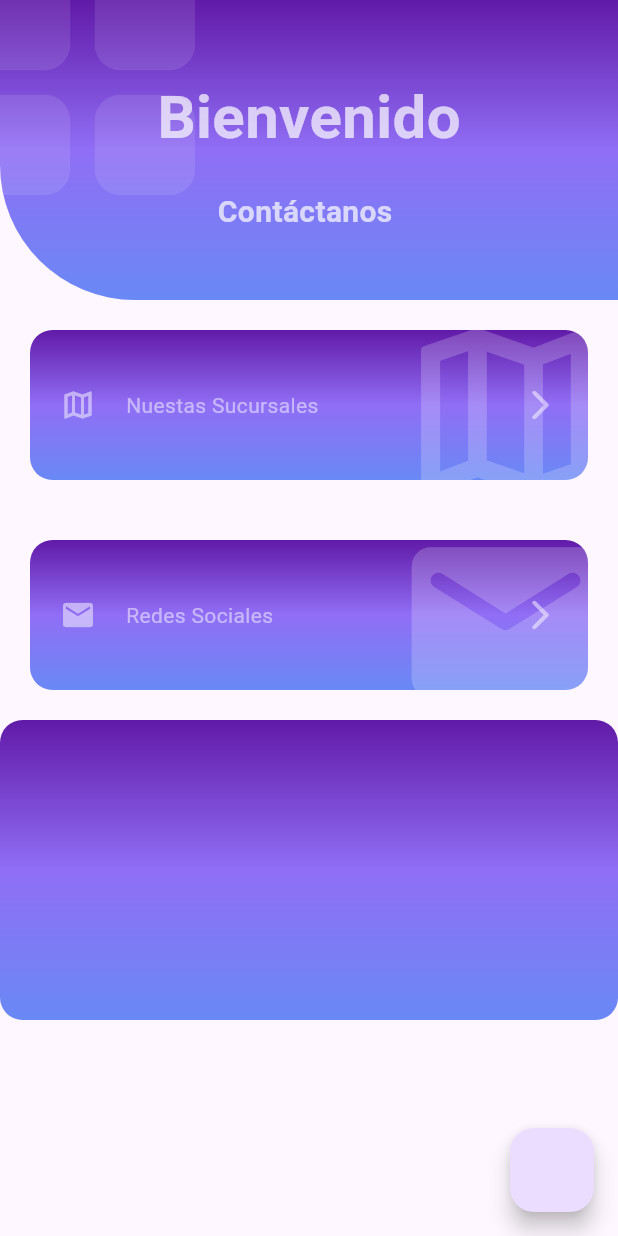
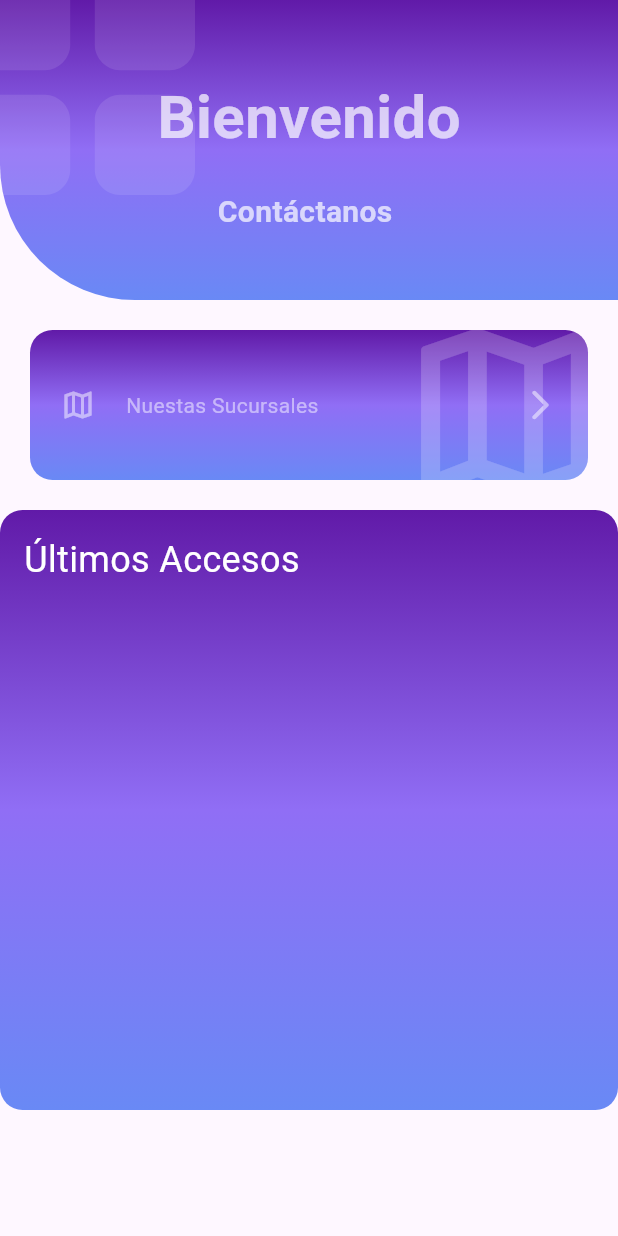
Before and after one commit to ZoeCandelaGonzalez/LoginMaps, a Flutter app: the HomeScreen screen opened by its route, on a phone screen of 412 x 824 dp. Run offline on Flutter 3.47's test engine with Material 2 defaults, Android fonts, the light colour scheme and no system bars; our stand-ins replace firebase_auth, firebase_core, go_router, google_maps_flutter, isar; accounts and stored records are empty; generated files the repository leaves out were written again.

Commit message:
app terminada

```diff
--- a/lib/database/user.dart
+++ b/lib/database/user.dart
@@ -16,9 +16,6 @@ class UserDao {
 
   }
 
-  // Future<bool> deleteOne(User user) async {
-  //   return isar!.writeTxn(() => isar!.users.delete(user.id));
-  // }
 
   Future<int> upsert(User user) async {
     return isar!.writeTxn(() => isar!.users.put(user));
--- a/lib/router/router.dart
+++ b/lib/router/router.dart
@@ -20,7 +20,7 @@ routes: [
 
   GoRoute(
   path: '/singup',
-  builder: (context, state) =>  SignUpScreen() ),
+  builder: (context, state) =>  const SignUpScreen() ),
 
    GoRoute(
   path: '/home',
--- a/lib/screens/home_screen.dart
+++ b/lib/screens/home_screen.dart
@@ -1,15 +1,10 @@
 import 'dart:developer';
 
-import 'package:firebase_auth/firebase_auth.dart';
 import 'package:flutter/material.dart';
 import 'package:go_router/go_router.dart';
 
 import '../database/user.dart';
 import '../models/user.dart' as modelo;
-
-
-
-
 
 class HomeScreen extends StatefulWidget {
   const HomeScreen({super.key});
@@ -20,7 +15,6 @@ class HomeScreen extends StatefulWidget {
 
 class _HomeScreenState extends State<HomeScreen> {
 
-  final GlobalKey<ScaffoldState> _scaffoldKey = new GlobalKey<ScaffoldState>();
   final dao = UserDao();
    List <modelo.User> users = [];
 
@@ -41,25 +35,16 @@ class _HomeScreenState extends State<HomeScreen> {
   @override
   Widget build(BuildContext context) {
     return Scaffold(
-      key: _scaffoldKey,
-      floatingActionButton: FloatingActionButton(onPressed: ()=> _scaffoldKey.currentState?.openDrawer(),),
-      drawer: Drawer(
-        child: Container(
-          height: 150,
-          color: Colors.red,
-          child: Text('Soy un drawer'),
-        ),
-      ),
 
       body: Stack(
         children: [
         Container(
-          margin: EdgeInsets.only(top: 200),
+          margin: const EdgeInsets.only(top: 200),
           child: ListView(
             children: [
 
-          BotonesContacto(),
-          _Instagram(),
+          const BotonesContacto(),
+
             UltimosAccesos(
               usuarios: users,
             ),
@@ -68,7 +53,7 @@ class _HomeScreenState extends State<HomeScreen> {
         ),
 
 
-        Header(
+        const Header(
 
         ),
 
@@ -79,27 +64,22 @@ class _HomeScreenState extends State<HomeScreen> {
     );
   }
 }
-
 class UltimosAccesos extends StatelessWidget {
   const UltimosAccesos({
-    super.key, required this.usuarios,
-  });
+    Key? key,
+    required this.usuarios,
+  }) : super(key: key);
 
   final List<modelo.User> usuarios;
 
   @override
   Widget build(BuildContext context) {
     return Container(
-      height: 200,
+      height: 400,
       width: double.infinity,
-      child: ListView(
-        children: [
-          ...usuarios.map((e) => Text(e.name))
-        ],
-      ),
-       decoration:  BoxDecoration(
+      decoration: BoxDecoration(
         borderRadius: BorderRadius.circular(15),
-       gradient: LinearGradient(
+        gradient: const LinearGradient(
           colors: [
             Color.fromARGB(255, 97, 26, 168),
             Color(0xff906EF5),
@@ -108,11 +88,55 @@ class UltimosAccesos extends StatelessWidget {
           begin: Alignment.topCenter,
           end: Alignment.bottomCenter,
         ),
-    ) );
+      ),
+      child: Column(
+        crossAxisAlignment: CrossAxisAlignment.start,
+        children: [
+          const Padding(
+            padding: EdgeInsets.symmetric(horizontal: 16, vertical: 16),
+            child: Text(
+              'Últimos Accesos',
+              style: TextStyle(fontSize: 24, color: Colors.white),
+            ),
+          ),
+          Expanded(
+            child: ListView(
+              padding: const EdgeInsets.symmetric(horizontal: 16),
+              children: usuarios.map((e) {
+                return Container(
+                  margin: const EdgeInsets.only(bottom: 16),
+                  child: Row(
+                    children: [
+                      Expanded(
+                        child: Padding(
+                          padding: const EdgeInsets.only(left: 16),
+                          child: Column(
+                            crossAxisAlignment: CrossAxisAlignment.start,
+                            children: [
+                              Text(
+                                '${e.name} ${e.apellido}',
+                                style: TextStyle(fontSize: 24, color: Colors.white.withOpacity(0.5)),
+                              ),
 
+                            ],
+                          ),
+                        ),
+                      ),
+                      Padding(
+                        padding: const EdgeInsets.only(right: 16),
+                        child: Icon(Icons.supervised_user_circle, color: Colors.white.withOpacity(0.2))
+                      ),
+                    ],
+                  ),
+                );
+              }).toList(),
+            ),
+          ),
+        ],
+      ),
+    );
   }
 }
-
 
 
 class Header extends StatelessWidget {
@@ -123,7 +147,7 @@ class Header extends StatelessWidget {
     return Stack(
 
       children: [
-        _HeaderBackground(),
+        const _HeaderBackground(),
 
         Positioned(
           top: -45,
@@ -134,14 +158,14 @@ class Header extends StatelessWidget {
 
             Column(
               children: [
-                SizedBox(
+                const SizedBox(
                  height: 50,
                  width: double.infinity,
                 ),
                 Text('Bienvenido', style: TextStyle(fontSize: 40, color: Colors.white.withOpacity(0.7), fontWeight: FontWeight.bold),),
-                SizedBox( height: 20,),
+                const SizedBox( height: 20,),
                 Text('Contáctanos ', style: TextStyle(fontSize: 20, color: Colors.white.withOpacity(0.7), fontWeight: FontWeight.bold),),
-                SizedBox( height: 20,),
+                const SizedBox( height: 20,),
 
               ],
 
@@ -153,16 +177,14 @@ class Header extends StatelessWidget {
 }
 
 class _HeaderBackground extends StatelessWidget {
-  const _HeaderBackground({
-    super.key,
-  });
+  const _HeaderBackground();
 
   @override
   Widget build(BuildContext context) {
     return Container(
       width: double.infinity,
       height: 200,
-      decoration:  BoxDecoration(
+      decoration:  const BoxDecoration(
         borderRadius: BorderRadius.only(bottomLeft: Radius.circular(90)),
        gradient: LinearGradient(
             colors: [
@@ -192,20 +214,20 @@ class BotonesContacto extends StatelessWidget {
       child: Stack
       (children: [
 
-        _BotonMapa(),
+        const _BotonMapa(),
         Row(
           mainAxisAlignment: MainAxisAlignment.center,
           children: [
-            SizedBox(
+            const SizedBox(
               height: 140,
               width: 40,
             ),
             Icon(Icons.map_outlined, color: Colors.white.withOpacity(0.5),),
-            SizedBox(width: 20),
+            const SizedBox(width: 20),
             Expanded(child: Text('Nuestas Sucursales', style: TextStyle(color: Colors.white.withOpacity(0.5)),
             )),
             Icon(Icons.arrow_forward_ios_rounded, color: Colors.white.withOpacity(0.5),),
-            SizedBox(width: 40)
+            const SizedBox(width: 40)
           ],
          ),
 
@@ -217,68 +239,20 @@ class BotonesContacto extends StatelessWidget {
   }
 }
 
-class _Instagram extends StatelessWidget {
-  const _Instagram({
-    super.key,
-  });
 
-  @override
-  Widget build(BuildContext context) {
-    return Stack
-    (children: [
 
-      _RedesSociales(),
-      Row(
-        mainAxisAlignment: MainAxisAlignment.center,
-        children: [
-          SizedBox(
-            height: 140,
-            width: 40,
-          ),
-          Icon(Icons.email, color: Colors.white.withOpacity(0.5),),
-          SizedBox(width: 20),
-          Expanded(child: Text('Redes Sociales', style: TextStyle(color: Colors.white.withOpacity(0.5)),
-          )),
-          Icon(Icons.arrow_forward_ios_rounded, color: Colors.white.withOpacity(0.5),),
-          SizedBox(width: 40)
-        ],
-       ),
-
-    ]
-
-    );
-
-  }
-}
-
-class _RedesSociales extends StatelessWidget {
-  const _RedesSociales({
-    super.key,
-  });
-
+class _BotonMapa extends StatelessWidget {
+  const _BotonMapa();
 
   @override
   Widget build(BuildContext context) {
     return Container(
-      child: ClipRRect(
-        borderRadius: BorderRadius.circular(15),
-        child: Stack(
-          children: [
-            Positioned(
-              right:- 20,
-              top:-20,
-              child: Icon(Icons.email_rounded, size:  150, color: Colors.white.withOpacity(0.2))
-            ),
-             ],
-        ),
-      ),
-
       width: double.infinity,
       height: 100,
-      margin: EdgeInsets.all(20),
+      margin: const EdgeInsets.all(20),
       decoration: BoxDecoration(
         borderRadius: BorderRadius.circular(15),
-        gradient:  LinearGradient(
+        gradient:  const LinearGradient(
             colors: [
               Color.fromARGB(255, 97, 26, 168),
               Color(0xff906EF5),
@@ -287,20 +261,7 @@ class _RedesSociales extends StatelessWidget {
             begin: Alignment.topCenter,
             end: Alignment.bottomCenter,
           ),
-      )
-    );
-  }
-}
-
-
-class _BotonMapa extends StatelessWidget {
-  const _BotonMapa({
-    super.key,
-  });
-
-  @override
-  Widget build(BuildContext context) {
-    return Container(
+      ),
       child: ClipRRect(
         borderRadius: BorderRadius.circular(15),
         child: Stack(
@@ -312,22 +273,6 @@ class _BotonMapa extends StatelessWidget {
             ),
              ],
         ),
-      ),
-
-      width: double.infinity,
-      height: 100,
-      margin: EdgeInsets.all(20),
-      decoration: BoxDecoration(
-        borderRadius: BorderRadius.circular(15),
-        gradient:  LinearGradient(
-            colors: [
-              Color.fromARGB(255, 97, 26, 168),
-              Color(0xff906EF5),
-              Color(0xff6989F5),
-            ],
-            begin: Alignment.topCenter,
-            end: Alignment.bottomCenter,
-          ),
       )
     );
   }
--- a/lib/screens/mapa_screen.dart
+++ b/lib/screens/mapa_screen.dart
@@ -15,13 +15,13 @@ class MapaScreen extends StatefulWidget {
 
 class _MapaScreenState extends State<MapaScreen> {
 
-  Completer<GoogleMapController> _controller = Completer();
+  final Completer<GoogleMapController> _controller = Completer();
  final CameraPosition _sucursales = const CameraPosition(
       target: LatLng(-27.394840, -55.962392),
     zoom: 14.4746,
   );
 
-   List<Marker> _marker = [];
+   final List<Marker> _marker = [];
   final List<Marker> _list = const [
 
     Marker(
@@ -60,12 +60,11 @@ class _MapaScreenState extends State<MapaScreen> {
 
         appBar: AppBar(
 
-          backgroundColor: Color(0xff906EF5),
+          backgroundColor: const Color(0xff906EF5),
           title: Text('Nuestras sucursales', style: TextStyle(fontSize: 30, color: Colors.white.withOpacity(0.7), fontWeight: FontWeight.bold),),
           leading: Icon( Icons.arrow_back_ios_new_outlined , color: Colors.white.withOpacity(0.5),),
         ),
-        body: Container(
-          child: SafeArea(
+        body: SafeArea(
          child: GoogleMap(
         initialCameraPosition: _sucursales,
 
@@ -81,18 +80,17 @@ class _MapaScreenState extends State<MapaScreen> {
             },
           ),
         ),
-        ),
 
      floatingActionButton: Align(
       alignment: Alignment.bottomLeft,
       child: Padding(
-      padding: EdgeInsets.only(left: 20),
+      padding: const EdgeInsets.only(left: 20),
       child: FloatingActionButton(
         onPressed: () async {
           GoogleMapController controller = await _controller.future;
           controller.animateCamera(
             CameraUpdate.newCameraPosition(
-              CameraPosition(
+              const CameraPosition(
                 target: LatLng(-27.394840, -55.962392),
                 zoom: 14,
               ),
@@ -100,7 +98,7 @@ class _MapaScreenState extends State<MapaScreen> {
           );
           setState(() {});
         },
-        child: Icon(Icons.home),
+        child: const Icon(Icons.home),
       ),
       ),
     ),
--- a/lib/screens/singup_screen.dart
+++ b/lib/screens/singup_screen.dart
@@ -1,4 +1,4 @@
-import 'dart:developer';
+
 
 import 'package:firebase_auth/firebase_auth.dart';
 import 'package:flutter/material.dart';
@@ -167,8 +167,7 @@ class _SignUpScreenState extends State<SignUpScreen> {
                      apellido: _apellidoTextController.text,
                      fechaNacimiento: _fechaTextController.text,
                      email: _emailTextController.text,);
-                      dao.upsert(user);//.then((_) => _nombreTextController.clear());
-
+                      dao.upsert(user);
 
                     FirebaseAuth.instance
                         .createUserWithEmailAndPassword(
@@ -189,66 +188,3 @@ class _SignUpScreenState extends State<SignUpScreen> {
     );
   }
 }
-
-
-
-
-// import 'package:flutter/material.dart';
-// import 'package:loginmapa/models/user.dart';
-
-// class Registro extends StatefulWidget {
-//   const Registro({super.key});
-
-//   @override
-//   State<Registro> createState() => _RegistroState();
-// }
-
-
-
-// class _RegistroState extends State<Registro> {
-//   final dao = User();
-
-// final controller = TextEditingController();
-
-// @override
-//   void dispose() {
-//     controller.dispose();
-//     super.dispose();
-//   }
-
-
-//   @override
-//   Widget build(BuildContext context) {
-//     return Scaffold(
-//       appBar: AppBar(
-//         title: const Text('Registro'),
-//       ),
-//       body: SingleChildScrollView(
-//         child: Column(
-//           children: [
-//             Row(
-//               children: [
-//                 Expanded(child:
-//                 TextField( controller: controller,
-//                 decoration: InputDecoration(hintText: 'Nombre'),
-//                  ) ),
-//                    ElevatedButton(onPressed: (){}, child: const Text('crear usuario'))
-//               ],
-//             ),
-//            ListView.builder(
-//             shrinkWrap: true,
-//             primary: false,
-//             itemCount: 5,
-//             itemBuilder: (ctx,index)
-//             {
-//               ListTile(
-//                 leading: Text('$index'),
-//                 title: Text('User'),
-//                 trailing: IconButton(onPressed: (){}, icon: Icon(Icons.add)));
-//             })
-//           ],
-//       ),
-//       )
-//     );
-//   }
-// }
```
Also changed, not shown: lib/models/?.dart (deleted, +0 -419 lines), lib/screens/ultimos accesos.dart (deleted). Lines whose indentation alone changed are shown as unchanged.
